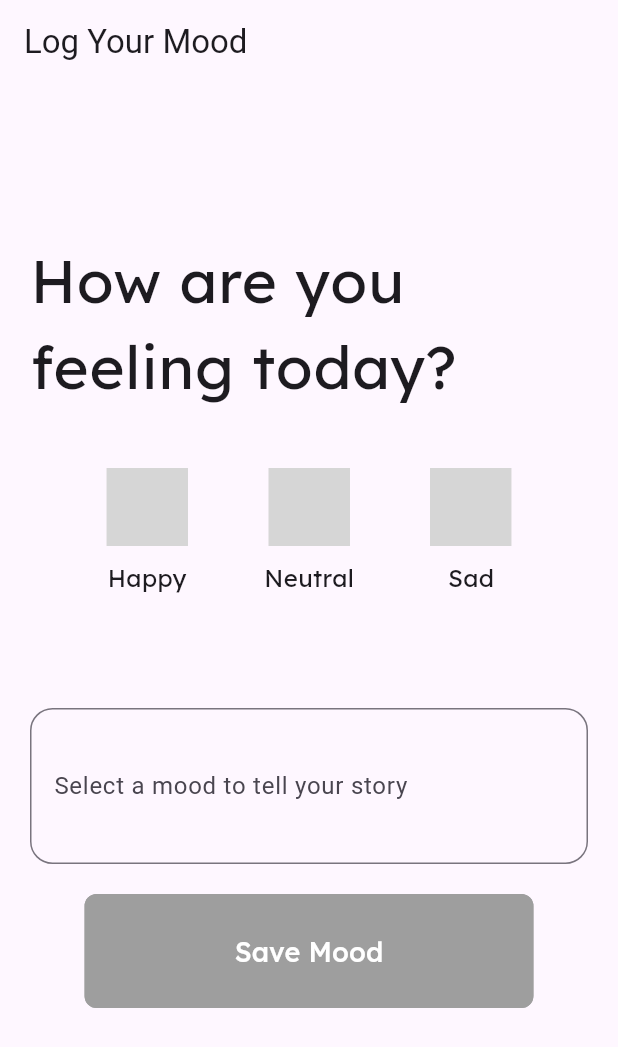
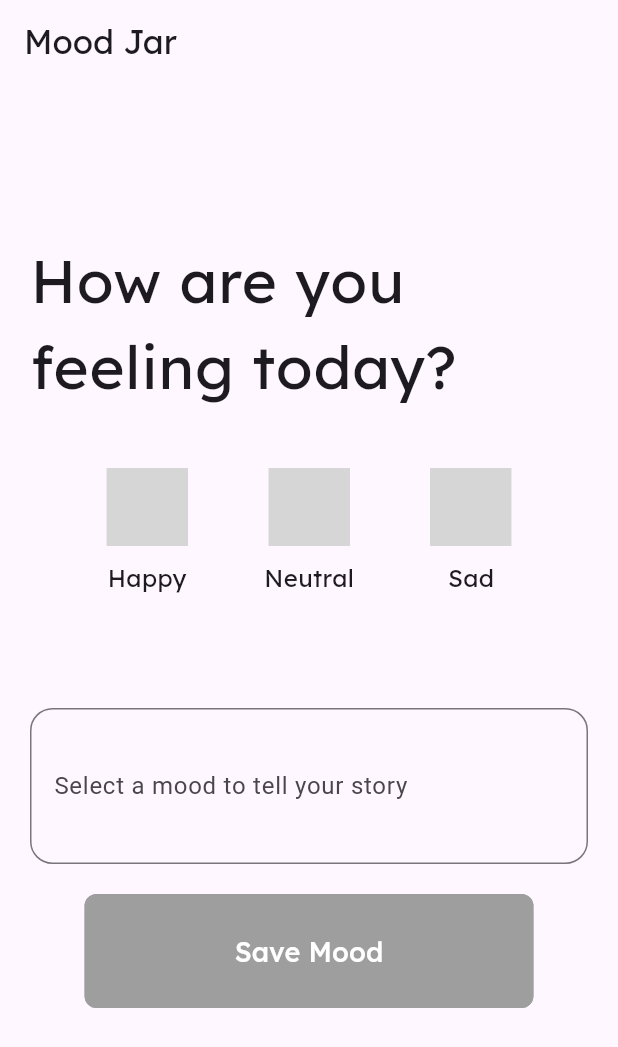
Before and after one commit to AbrarAbe/mood-jar, a Flutter app: the screen it shows after launch, on a phone screen of 412 x 824 dp. Shown: the top 1047 px of the screen. Run offline on Flutter 3.47's test engine with Material 3 defaults, Android fonts, the phone set to English and light mode, and no system bars; our stand-ins replace google_fonts, hive, hive_flutter; missing offline and left inert: animated_emoji; accounts and stored records are empty; grey boxes are pictures that could not be loaded.

Commit message:
Refactor: Update app bar text and style in Mood Logging Screen.
Update app bar title
Change title to "Mood Jar"
Apply Lexend font
Improve visual appeal

```diff
--- a/lib/features/mood_logging/screens/mood_logging_screen.dart
+++ b/lib/features/mood_logging/screens/mood_logging_screen.dart
@@ -55,7 +55,7 @@ class _MoodLoggingScreenState extends State<MoodLoggingScreen> {
   @override
   Widget build(BuildContext context) {
     return Scaffold(
-      appBar: AppBar(title: const Text('Log Your Mood')),
+      appBar: AppBar(title: Text('Mood Jar', style: GoogleFonts.lexend())),
       body: Container(
         alignment: Alignment.center,
         child: SingleChildScrollView(
```
